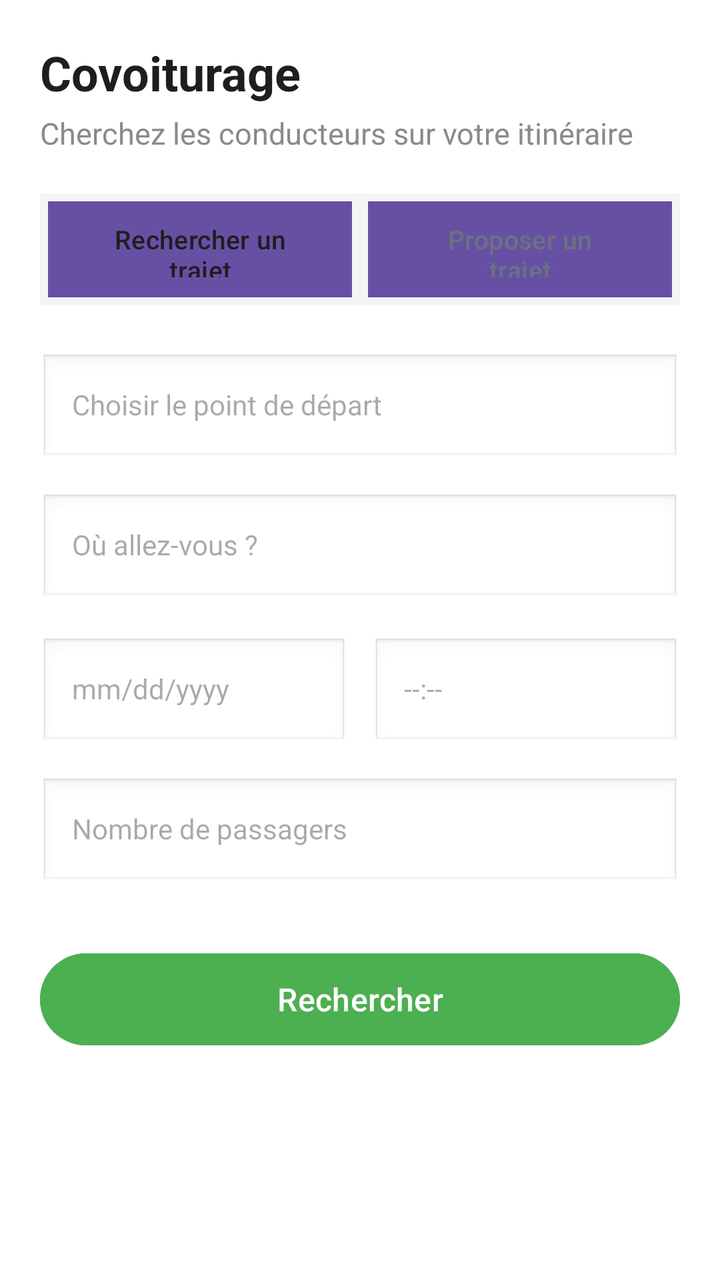
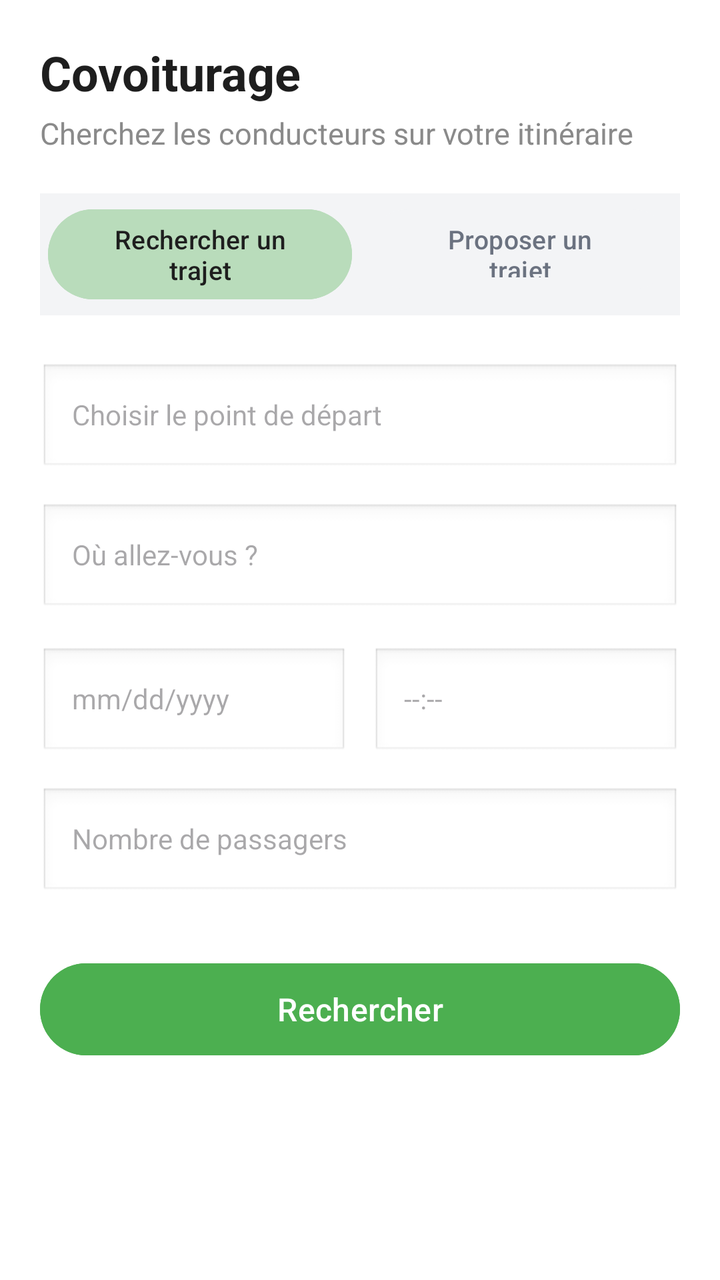

The first picture is an Android layout as it rendered before a commit; the second is the same layout after the commit. The layout source and the unified diff follow.
<!-- AndroidManifest.xml: application theme Theme.Projet_Tutore -->
<!-- res/layout/fragment_partage.xml -->
<?xml version="1.0" encoding="utf-8"?>
<androidx.core.widget.NestedScrollView xmlns:android="http://schemas.android.com/apk/res/android"
    xmlns:tools="http://schemas.android.com/tools"
    android:layout_width="match_parent"
    android:layout_height="match_parent"
    android:fillViewport="true"
    android:background="#FFFFFF"
    tools:context=".PartageFragment">

    <LinearLayout
        android:layout_width="match_parent"
        android:layout_height="wrap_content"
        android:orientation="vertical"
        android:padding="20dp">

        <TextView
            android:id="@+id/tvTitle"
            android:layout_width="wrap_content"
            android:layout_height="wrap_content"
            android:text="Covoiturage"
            android:textSize="24sp"
            android:textStyle="bold"
            android:textColor="#1E1E1E" />

        <TextView
            android:id="@+id/tvSubtitle"
            android:layout_width="wrap_content"
            android:layout_height="wrap_content"
            android:layout_marginTop="4dp"
            android:text="Cherchez les conducteurs sur votre itinéraire"
            android:textSize="15dp"
            android:textColor="#8A8A8A" />

        <LinearLayout
            android:id="@+id/layoutToggle"
            android:layout_width="match_parent"
            android:layout_height="wrap_content"
            android:layout_marginTop="20dp"
            android:orientation="horizontal"
            android:background="#F3F4F6"
            android:padding="4dp">

            <Button
                android:id="@+id/btnSearchMode"
                android:layout_width="0dp"
                android:layout_height="48dp"
                android:layout_weight="1"
                android:backgroundTint="#69C76B"
                android:text="Rechercher un trajet"
                android:textAllCaps="false"
                android:textSize="13sp"
                android:textColor="#1E1E1E"
                android:background="@android:color/white" />

            <Button
                android:id="@+id/btnPublishMode"
                android:layout_width="0dp"
                android:layout_height="48dp"
                android:layout_weight="1"
                android:layout_marginStart="8dp"
                android:text="Proposer un trajet"
                android:textAllCaps="false"
                android:textSize="13sp"
                android:textColor="#6B7280"
                android:background="#F3F4F6" />
        </LinearLayout>

        
        <LinearLayout
            android:id="@+id/layoutSearch"
            android:layout_width="match_parent"
            android:layout_height="wrap_content"
            android:layout_marginTop="24dp"
            android:orientation="vertical">

            <EditText
                android:id="@+id/etDepartSearch"
                android:layout_width="match_parent"
                android:layout_height="56dp"
                android:background="@android:drawable/edit_text"
                android:hint="Choisir le point de départ"
                android:paddingStart="16dp"
                android:paddingEnd="16dp"
                android:textSize="14sp" />

            <EditText
                android:id="@+id/etDestinationSearch"
                android:layout_width="match_parent"
                android:layout_height="56dp"
                android:layout_marginTop="14dp"
                android:background="@android:drawable/edit_text"
                android:hint="Où allez-vous ?"
                android:paddingStart="16dp"
                android:paddingEnd="16dp"
                android:textSize="14sp" />

            <LinearLayout
                android:layout_width="match_parent"
                android:layout_height="wrap_content"
                android:layout_marginTop="16dp"
                android:orientation="horizontal">

                <EditText
                    android:id="@+id/etDateSearch"
                    android:layout_width="0dp"
                    android:layout_height="56dp"
                    android:layout_weight="1"
                    android:background="@android:drawable/edit_text"
                    android:hint="mm/dd/yyyy"
                    android:paddingStart="16dp"
                    android:paddingEnd="16dp"
                    android:textSize="14sp" />

                <EditText
                    android:id="@+id/etTimeSearch"
                    android:layout_width="0dp"
                    android:layout_height="56dp"
                    android:layout_weight="1"
                    android:layout_marginStart="12dp"
                    android:background="@android:drawable/edit_text"
                    android:hint="--:--"
                    android:paddingStart="16dp"
                    android:paddingEnd="16dp"
                    android:textSize="14sp" />
            </LinearLayout>

            <EditText
                android:id="@+id/etPassengersSearch"
                android:layout_width="match_parent"
                android:layout_height="56dp"
                android:layout_marginTop="14dp"
                android:background="@android:drawable/edit_text"
                android:hint="Nombre de passagers"
                android:inputType="number"
                android:paddingStart="16dp"
                android:paddingEnd="16dp"
                android:textSize="14sp" />

            <Button
                android:id="@+id/btnSearchTrip"
                android:layout_width="match_parent"
                android:layout_height="54dp"
                android:layout_marginTop="28dp"
                android:backgroundTint="#4CAF50"
                android:text="Rechercher"
                android:textAllCaps="false"
                android:textColor="#FFFFFF"
                android:textSize="16sp" />
        </LinearLayout>

        
        <LinearLayout
            android:id="@+id/layoutPublish"
            android:layout_width="match_parent"
            android:layout_height="wrap_content"
            android:layout_marginTop="24dp"
            android:orientation="vertical"
            android:visibility="gone">

            <TextView
                android:layout_width="wrap_content"
                android:layout_height="wrap_content"
                android:text="Point de départ"
                android:textColor="#374151"
                android:textSize="13sp" />

            <EditText
                android:id="@+id/etDepartPublish"
                android:layout_width="match_parent"
                android:layout_height="56dp"
                android:layout_marginTop="6dp"
                android:background="@android:drawable/edit_text"
                android:hint="Entrez l'adresse de départ"
                android:paddingStart="16dp"
                android:paddingEnd="16dp"
                android:textSize="14sp" />

            <TextView
                android:layout_width="wrap_content"
                android:layout_height="wrap_content"
                android:layout_marginTop="14dp"
                android:text="Destination"
                android:textColor="#374151"
                android:textSize="13sp" />

            <EditText
                android:id="@+id/etDestinationPublish"
                android:layout_width="match_parent"
                android:layout_height="56dp"
                android:layout_marginTop="6dp"
                android:background="@android:drawable/edit_text"
                android:hint="Entrez la destination"
                android:paddingStart="16dp"
                android:paddingEnd="16dp"
                android:textSize="14sp" />

            <LinearLayout
                android:layout_width="match_parent"
                android:layout_height="wrap_content"
                android:layout_marginTop="16dp"
                android:orientation="horizontal">

                <EditText
                    android:id="@+id/etDatePublish"
                    android:layout_width="0dp"
                    android:layout_height="56dp"
                    android:layout_weight="1"
                    android:background="@android:drawable/edit_text"
                    android:hint="mm/dd/yyyy"
                    android:paddingStart="16dp"
                    android:paddingEnd="16dp"
                    android:textSize="14sp" />

                <EditText
                    android:id="@+id/etTimePublish"
                    android:layout_width="0dp"
                    android:layout_height="56dp"
                    android:layout_weight="1"
                    android:layout_marginStart="12dp"
                    android:background="@android:drawable/edit_text"
                    android:hint="--:--"
                    android:paddingStart="16dp"
                    android:paddingEnd="16dp"
                    android:textSize="14sp" />
            </LinearLayout>

            <LinearLayout
                android:layout_width="match_parent"
                android:layout_height="wrap_content"
                android:layout_marginTop="14dp"
                android:orientation="horizontal">

                <EditText
                    android:id="@+id/etPlacesPublish"
                    android:layout_width="0dp"
                    android:layout_height="56dp"
                    android:layout_weight="1"
                    android:background="@android:drawable/edit_text"
                    android:hint="Places disponibles"
                    android:inputType="number"
                    android:paddingStart="16dp"
                    android:paddingEnd="16dp"
                    android:textSize="14sp" />

                <EditText
                    android:id="@+id/etPricePublish"
                    android:layout_width="0dp"
                    android:layout_height="56dp"
                    android:layout_weight="1"
                    android:layout_marginStart="12dp"
                    android:background="@android:drawable/edit_text"
                    android:hint="Prix par place"
                    android:inputType="numberDecimal"
                    android:paddingStart="16dp"
                    android:paddingEnd="16dp"
                    android:textSize="14sp" />
            </LinearLayout>

            <Button
                android:id="@+id/btnPublishTrip"
                android:layout_width="match_parent"
                android:layout_height="54dp"
                android:layout_marginTop="28dp"
                android:backgroundTint="#4CAF50"
                android:text="Publier le trajet"
                android:textAllCaps="false"
                android:textColor="#FFFFFF"
                android:textSize="16sp" />
        </LinearLayout>

    </LinearLayout>
</androidx.core.widget.NestedScrollView>
<!-- resources referenced by this layout -->
<resources>
  <style name="Theme.Projet_Tutore" parent="Base.Theme.Projet_Tutore" />
  <style name="Base.Theme.Projet_Tutore" parent="Theme.Material3.DayNight.NoActionBar">
          
          
          <item name="colorSecondaryContainer">@color/green</item>
      </style>
  <color name="green">#B9DCBB</color>
</resources>

<!-- the commit's change to res/layout/fragment_partage.xml (unified diff, before → after) -->
@@ -28,7 +28,7 @@
             android:layout_height="wrap_content"
             android:layout_marginTop="4dp"
             android:text="Cherchez les conducteurs sur votre itinéraire"
-            android:textSize="15dp"
+            android:textSize="15sp"
             android:textColor="#8A8A8A" />
 
         <LinearLayout
@@ -43,14 +43,13 @@
             <Button
                 android:id="@+id/btnSearchMode"
                 android:layout_width="0dp"
-                android:layout_height="48dp"
+                android:layout_height="wrap_content"
                 android:layout_weight="1"
-                android:backgroundTint="#69C76B"
+                android:backgroundTint="#B9DCBB"
                 android:text="Rechercher un trajet"
                 android:textAllCaps="false"
-                android:textSize="13sp"
                 android:textColor="#1E1E1E"
-                android:background="@android:color/white" />
+                android:textSize="13sp"/>
 
             <Button
                 android:id="@+id/btnPublishMode"
@@ -58,11 +57,11 @@
                 android:layout_height="48dp"
                 android:layout_weight="1"
                 android:layout_marginStart="8dp"
+                android:backgroundTint ="#F3F4F6"
                 android:text="Proposer un trajet"
                 android:textAllCaps="false"
                 android:textSize="13sp"
-                android:textColor="#6B7280"
-                android:background="#F3F4F6" />
+                android:textColor="#6B7280"/>
         </LinearLayout>
 
         
